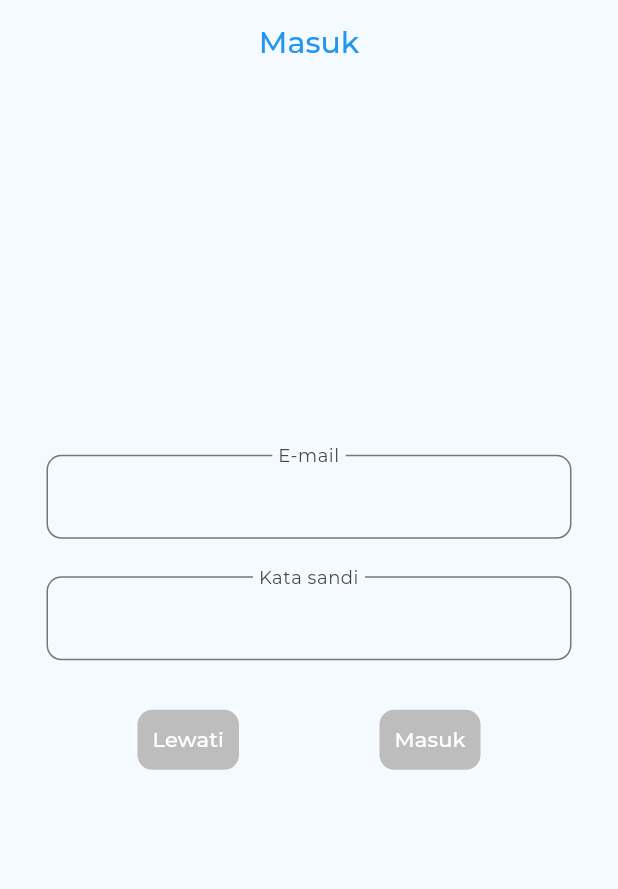
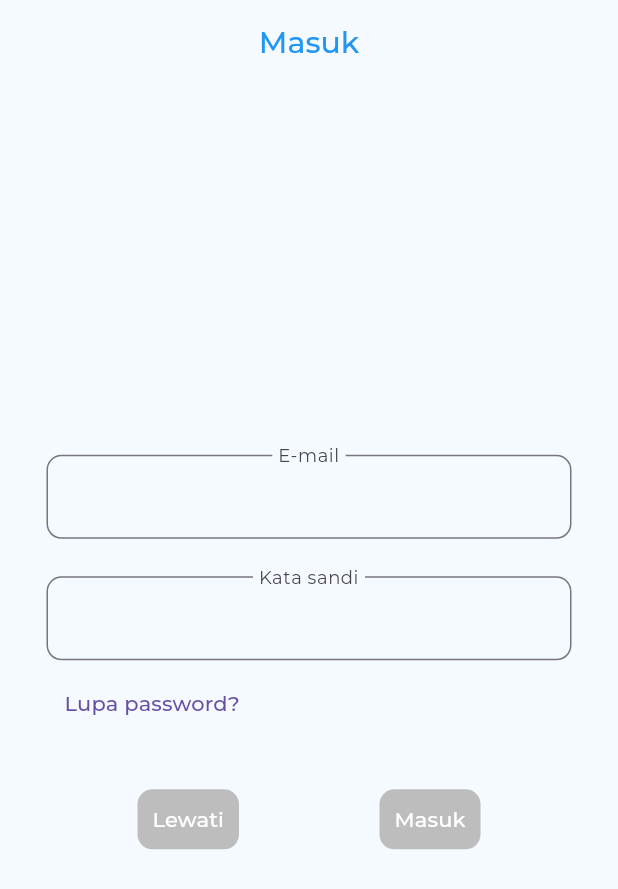
Before and after one commit to ramasii/itemwise, a Flutter app: the screen it shows after launch, on a phone screen of 412 x 824 dp. Shown: the top 889 px of the screen. Run offline on Flutter 3.47's test engine with Material 3 defaults, Android fonts, the phone set to English and light mode, and no system bars; our stand-ins replace currency_text_input_formatter, device_info_plus, image_picker, internet_connection_checker_plus, permission_handler, photo_view and 1 more; missing offline and left inert: currency_formatter, easy_folder_picker, image_size_getter, syncfusion_flutter_xlsio; generated files the repository leaves out were written again.

Commit message:
tambah page lupaPass (blm selesai)

```diff
--- a/lib/allpackages.dart
+++ b/lib/allpackages.dart
@@ -23,9 +23,10 @@ export './utils/inventory_utils.dart';
 export './utils/user_utils.dart';
 export './utils/admin_utils.dart';
 export './apis/userapi_utils.dart';
-export './apis/anu.dart';
+export 'apis/api_address.dart';
 export './apis/authapi.dart';
 export './apis/itemapi_utils.dart';
+export './apis/lupa_password.dart';
 export './functions.dart';
 export './utils/settings_utils.dart';
 export 'package:itemwise/apis/inventoryapi_utils.dart';
--- a/lib/apis/anu.dart
+++ /dev/null
@@ -1,4 +0,0 @@
-class anu {
-  static String emm = "http://localhost:8003/xiirpl1_03/api";
-  // static String emm = "http://192.168.42.122:8003/xiirpl1_03/api";
-}
--- /dev/null
+++ b/lib/apis/api_address.dart
@@ -0,0 +1,4 @@
+class apiAddress {
+  static String address = "http://localhost:8003/xiirpl1_03/api";
+  // static String emm = "http://192.168.42.122:8003/xiirpl1_03/api";
+}
--- a/lib/apis/authapi.dart
+++ b/lib/apis/authapi.dart
@@ -6,10 +6,10 @@ class authapi {
 
   auth(String email_user, String password_user) async {
     log("start auth: ${userWise.userData}");
-    log("${anu.emm}/auth?email_user=${userWise.userData['email_user']}&password_user=${userWise.userData['password_user']}");
+    log("${apiAddress.address}/auth?email_user=${userWise.userData['email_user']}&password_user=${userWise.userData['password_user']}");
     try {
       var response = await http.get(Uri.parse(
-          "${anu.emm}/auth?email_user=${userWise.userData['email_user']}&password_user=${userWise.userData['password_user']}"));
+          "${apiAddress.address}/auth?email_user=${userWise.userData['email_user']}&password_user=${userWise.userData['password_user']}"));
 
       switch (response.statusCode) {
         // sukses
--- a/lib/apis/inventoryapi_utils.dart
+++ b/lib/apis/inventoryapi_utils.dart
@@ -2,7 +2,7 @@ import 'package:itemwise/allpackages.dart';
 import 'package:http/http.dart' as http;
 
 class inventoryApiWise {
-  String url = "${anu.emm}/inventory";
+  String url = "${apiAddress.address}/inventory";
 
   /// ini akan mengirim List inventory, jadi tidak satu persatu
   create() async {
--- a/lib/apis/itemapi_utils.dart
+++ b/lib/apis/itemapi_utils.dart
@@ -2,7 +2,7 @@ import 'package:itemwise/allpackages.dart';
 import 'package:http/http.dart' as http;
 
 class itemApiWise {
-  String url = "${anu.emm}/barang";
+  String url = "${apiAddress.address}/barang";
   String id_user =
       userWise.isLoggedIn ? userWise.userData["id_user"] : deviceData.id;
 
--- a/lib/apis/photobarangapi_utils.dart
+++ b/lib/apis/photobarangapi_utils.dart
@@ -4,7 +4,7 @@ import 'package:itemwise/allpackages.dart';
 import 'package:http/http.dart' as http;
 
 class photoBarangApiWise {
-  String url = "${anu.emm}/image";
+  String url = "${apiAddress.address}/image";
 
   create(String id_barang, {String? base64photo}) async {
     log("START UPLOAD FOTO BARANG");
--- a/lib/apis/userapi_utils.dart
+++ b/lib/apis/userapi_utils.dart
@@ -2,7 +2,7 @@ import 'package:itemwise/allpackages.dart';
 import 'package:http/http.dart' as http;
 
 class userApiWise {
-  String url = "${anu.emm}/users";
+  String url = "${apiAddress.address}/users";
 
   create(
       {String? id_user,
@@ -109,9 +109,8 @@ class userApiWise {
           if (id_user == userWise.userData['id_user']) {
             log("mengubah dataUser yang digunakan karena melakukan perubahan di database");
             authapi().auth(email_user, password_user);
-            userWise().edit(
-                email_user: email_user,
-                password_user: password_user);
+            userWise()
+                .edit(email_user: email_user, password_user: password_user);
           }
           log(response.body);
           break;
--- a/lib/functions.dart
+++ b/lib/functions.dart
@@ -55,7 +55,7 @@ class fungsies {
 
   Future<bool> isConnected() async {
     var a = InternetConnectionCheckerPlus.createInstance(
-        addresses: [AddressCheckOptions(Uri.parse(anu.emm))]);
+        addresses: [AddressCheckOptions(Uri.parse(apiAddress.address))]);
     var internet = await a.connectionStatus;
     if (internet == InternetConnectionStatus.connected) {
       print('Terhubung ke internet');
--- a/lib/pages/pages.dart
+++ b/lib/pages/pages.dart
@@ -4,3 +4,4 @@ export 'view_item_page.dart';
 export 'user_page.dart';
 export 'admin_page.dart';
 export 'photoview_page.dart';
+export 'lupa_pass_page.dart';
--- a/lib/pages/user_page.dart
+++ b/lib/pages/user_page.dart
@@ -18,7 +18,7 @@ class _userPageState extends State<userPage> {
   TextEditingController passwordController = TextEditingController();
 
   final connection = InternetConnectionCheckerPlus.createInstance(
-      addresses: [AddressCheckOptions(Uri.parse(anu.emm))]);
+      addresses: [AddressCheckOptions(Uri.parse(apiAddress.address))]);
 
   bool emailValid = false;
   bool passwordValid = false;
@@ -68,18 +68,42 @@ class _userPageState extends State<userPage> {
           child: _loginForm(
               AppLocalizations.of(context)!.password, passwordController),
         ),
+        _customSpace(5),
+        // tombol lupa password
+        ConstrainedBox(
+          constraints: const BoxConstraints(maxWidth: 350),
+          child:
+              Align(alignment: Alignment.centerLeft, child: _tombolLupaPass()),
+        ),
         _customSpace(25),
         Row(
           mainAxisAlignment: userWise.isLoggedIn
               ? MainAxisAlignment.center
               : MainAxisAlignment.spaceEvenly,
           children: [
+            // jika sudah login maka tampilkan kosongan, jika belum login maka tampilkan tombol lewati
             userWise.isLoggedIn ? Container() : _tombolSkip(),
+            // jika sudah login maka otomatis berubah jadi tombol logout, jika belum login maka otomatis menjadi tombol login
             _tombolLogInOut()
           ],
         )
       ]),
     );
+  }
+
+  /// user akan diarahkan ke halaman lupa password
+  TextButton _tombolLupaPass() {
+    return TextButton(
+        onPressed: () async {
+          log("tekan lupa password");
+          // beri await untuk menyederhanakan kode, karena nanti kembali ke sini lagi
+          await Navigator.push(context,
+                  MaterialPageRoute(builder: (context) => LupaPasswordPage()))
+              .then((value) {
+            log("dari halaman lupa password: $value");
+          });
+        },
+        child: Text("${AppLocalizations.of(context)!.forgetPassword}?"));
   }
 
   Container _customSpace(double pixel) {
@@ -88,6 +112,7 @@ class _userPageState extends State<userPage> {
     );
   }
 
+  /// jika sudah login maka otomatis berubah jadi tombol logout, jika belum login maka otomatis menjadi tombol login
   TextButton _tombolLogInOut() {
     return TextButton(
         onPressed: () async {
```
Also changed, not shown: lib/apis/lupa_password.dart (added, +25 -0 lines), lib/l10n/app_id.arb (+8 -1 lines), lib/pages/lupa_pass_page.dart (added, +163 -0 lines).
